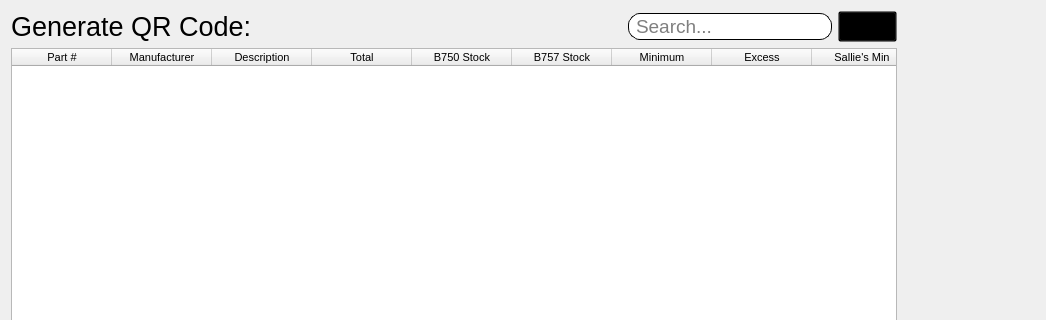
First picture: the form in ui/qr_generate.ui, repository pcdshub/stock-management, before the edit; both pictures show x 0 to 1046 and y 0 to 320 of the 1357 by 792 pixel window.
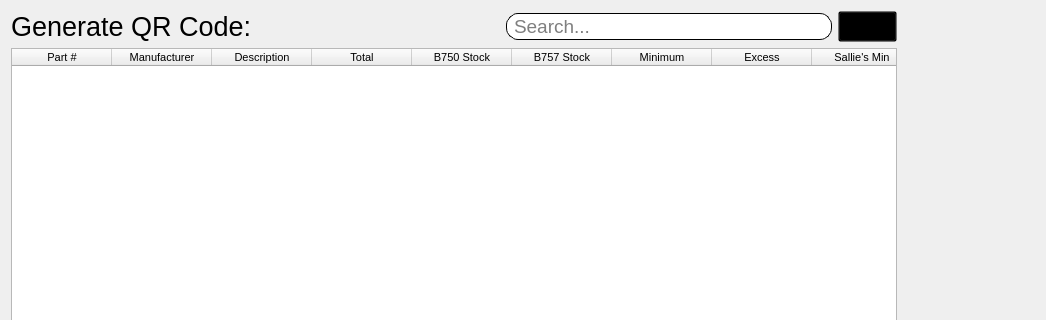
Second picture: the form after the edit. Icons and pictures are not drawn.

Diff of the .ui file:
```diff
--- a/ui/qr_generate.ui
+++ b/ui/qr_generate.ui
@@ -28,7 +28,7 @@
    <item>
     <layout class="QVBoxLayout" name="verticalLayout_3">
      <item>
-      <layout class="QHBoxLayout" name="horizontalLayout" stretch="3,1,0">
+      <layout class="QHBoxLayout" name="horizontalLayout" stretch="3,2,0">
        <property name="sizeConstraint">
         <enum>QLayout::SetNoConstraint</enum>
        </property>
@@ -52,6 +52,11 @@
            <verstretch>0</verstretch>
           </sizepolicy>
          </property>
+         <property name="font">
+          <font>
+           <pointsize>14</pointsize>
+          </font>
+         </property>
          <property name="focusPolicy">
           <enum>Qt::ClickFocus</enum>
          </property>
```
Left out of the diff: 17 changed lines with no effect on the pictures.
